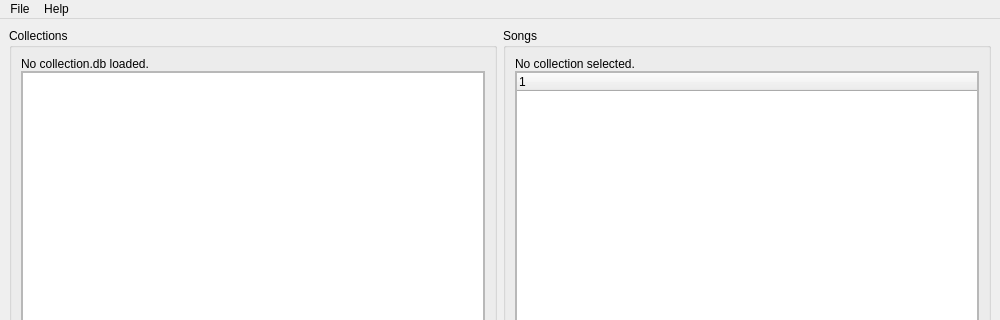
The window that ui_designs/main.ui (Kurocon/Osu-Collections-Editor) describes before a commit, drawn with Qt 5; both pictures show x 0 to 1000 and y 0 to 320 of the 1000 by 600 pixel window.
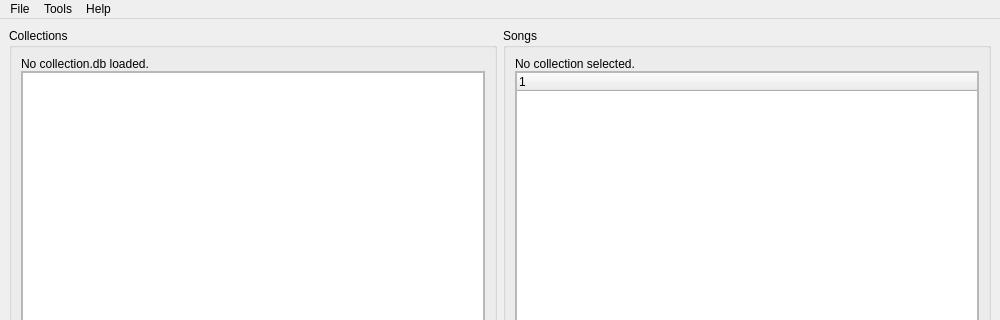
The same window after the commit. Icons and pictures are not drawn.

Commit message: Added download buttons for songs matched with API to download the map in the right-click menu and an overview of missing maps to the Tools menu. Specifics below:

The edit to the form file:
```diff
--- a/ui_designs/main.ui
+++ b/ui_designs/main.ui
@@ -586,7 +586,15 @@
     </property>
     <addaction name="action_about"/>
    </widget>
+   <widget class="QMenu" name="menu_tools">
+    <property name="title">
+     <string>Tools</string>
+    </property>
+    <addaction name="action_missing_beatmaps"/>
+    <addaction name="action_api_match"/>
+   </widget>
    <addaction name="menu_file"/>
+   <addaction name="menu_tools"/>
    <addaction name="menu_help"/>
   </widget>
   <widget class="QStatusBar" name="statusbar"/>
```
Left out of the diff: 22 changed lines with no effect on the pictures. The commit also changes 13 other files.
